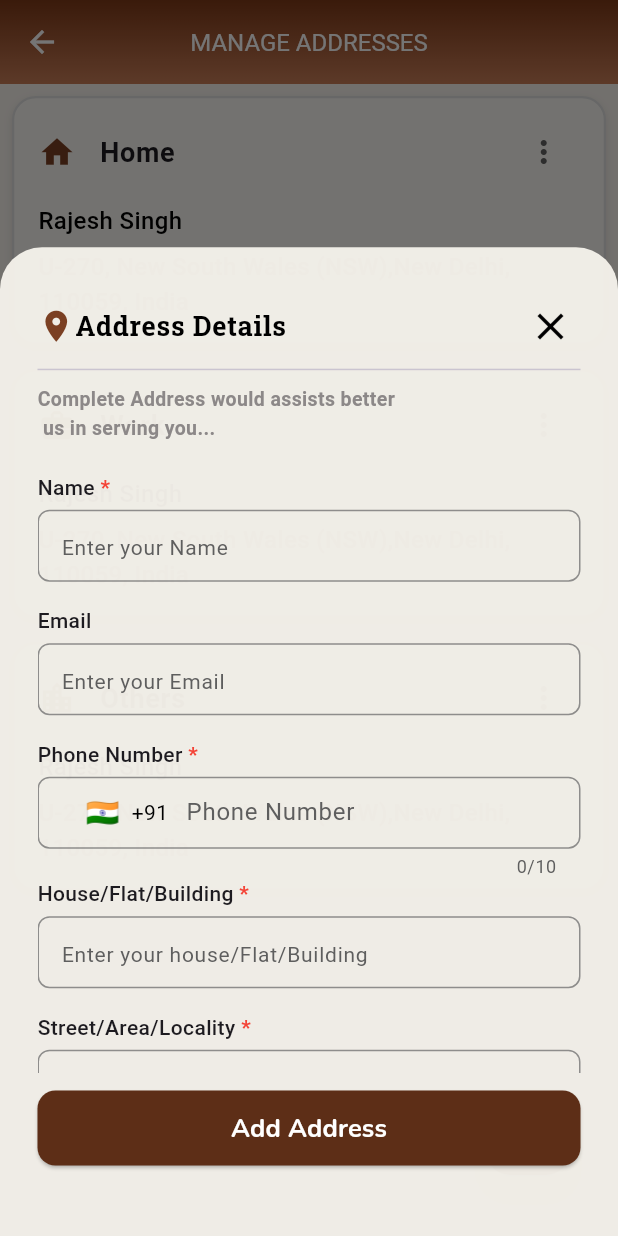
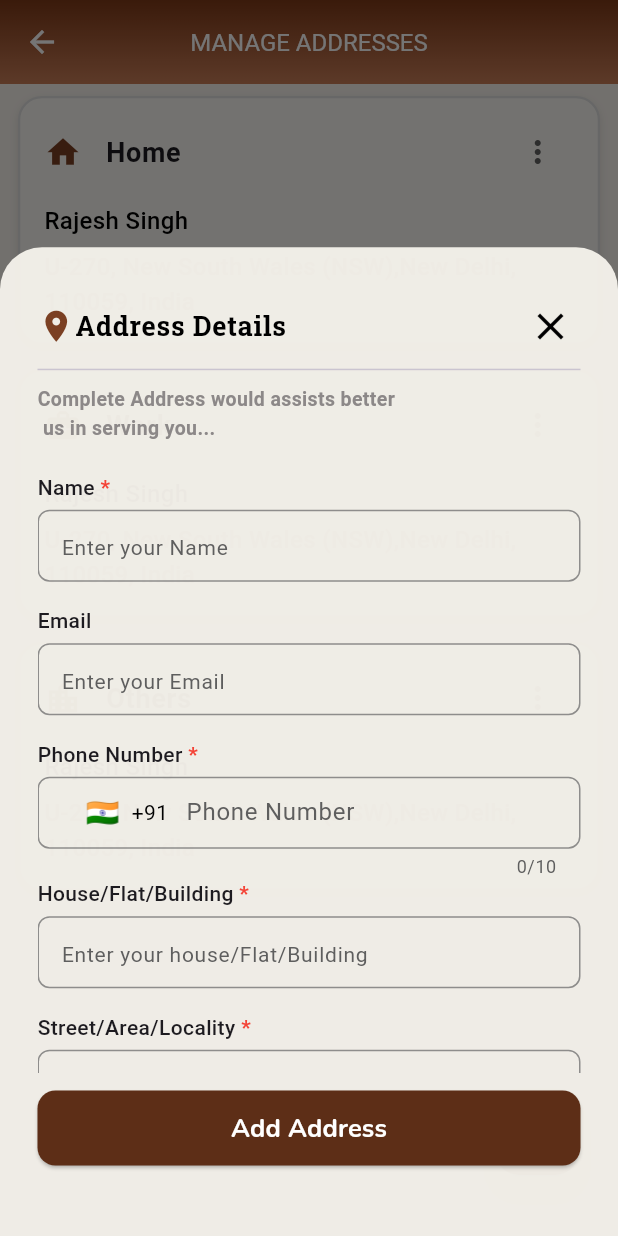
Before and after one commit to Aashishrajput143/bhk_artisan, a Flutter app: the AddressScreen screen opened by its route, after a tap on the "add" icon, on a phone screen of 412 x 824 dp. Run offline on Flutter 3.47's test engine with Material 3 defaults, Android fonts, the phone set to English and light mode, and no system bars; drawn by our look-alikes of intl_phone_field; our stand-ins replace cached_network_image, carousel_slider, csc_picker, dropdown_button2, flutter_blurhash, get and 6 more; missing offline and left inert: linear_progress_bar; accounts and stored records are empty; Roboto replaces fonts that are missing (Poppins); project files that could hold a hidden picture were left out.

Commit message:
address screen created

```diff
--- a/lib/Modules/screens/address_screen.dart
+++ b/lib/Modules/screens/address_screen.dart
@@ -37,7 +37,7 @@ class AddressScreen extends ParentWidget {
             ),
           ),
           floatingActionButton: Padding(
-            padding: EdgeInsets.only(bottom: h * 0.03, right: 16),
+            padding: EdgeInsets.only(bottom: h * 0.03, right: 10),
             child: FloatingActionButton(
               backgroundColor: appColors.contentButtonBrown,
               onPressed: () => bottomDrawer(context, h * 0.8, w, controller),
@@ -53,7 +53,7 @@ class AddressScreen extends ParentWidget {
 
   Widget orderContent(double h, double w, int index) {
     return Container(
-      margin: const EdgeInsets.symmetric(vertical: 8.0, horizontal: 8.0),
+      margin: const EdgeInsets.symmetric(vertical: 8.0, horizontal: 12.0),
       decoration: BoxDecoration(
         color: appColors.cardBackground,
         borderRadius: BorderRadius.circular(16),
@@ -95,13 +95,12 @@ class AddressScreen extends ParentWidget {
                 // Get.toNamed(RoutesClass.gotoOrderDetailsScreen());
               } else if (value == 'Edit') {
                 // Get.toNamed(RoutesClass.gotoOrderTrackingScreen());
-              }
-              else if (value == 'markasDefault') {
+              } else if (value == 'markasDefault') {
                 // Get.toNamed(RoutesClass.gotoOrderTrackingScreen());
               }
             },
             icon: Icon(Icons.more_vert, color: Colors.grey[700]),
-            itemBuilder: (BuildContext context) => [const PopupMenuItem(value: 'markasDefault', child: Text('Mark As Default')),const PopupMenuItem(value: 'Delete', child: Text('Delete')), const PopupMenuItem(value: 'Edit', child: Text('Edit'))],
+            itemBuilder: (BuildContext context) => [const PopupMenuItem(value: 'markasDefault', child: Text('Mark As Default')), const PopupMenuItem(value: 'Delete', child: Text('Delete')), const PopupMenuItem(value: 'Edit', child: Text('Edit'))],
           ),
         ),
         6.kH,
@@ -124,6 +123,7 @@ class AddressScreen extends ParentWidget {
       context: context,
       isDismissible: false,
       backgroundColor: appColors.drawerbackgroundColor,
+      transitionAnimationController: AnimationController(duration: const Duration(milliseconds: 400), vsync: Navigator.of(context)),
       isScrollControlled: true,
       builder: (context) {
         return Obx(
```
